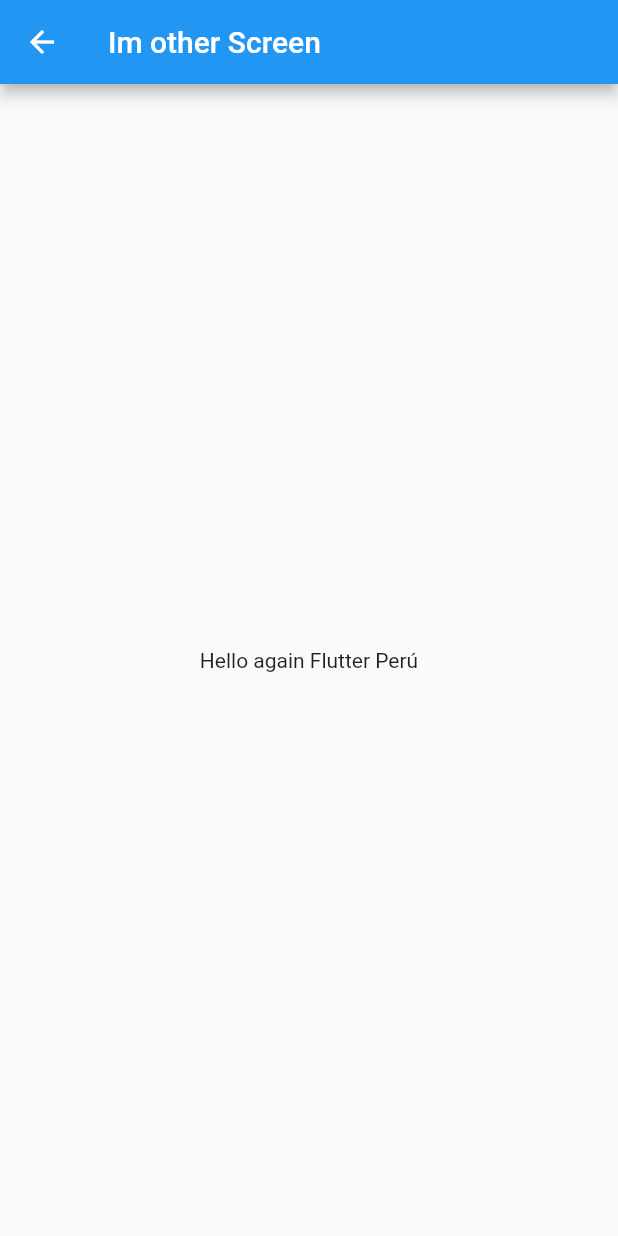
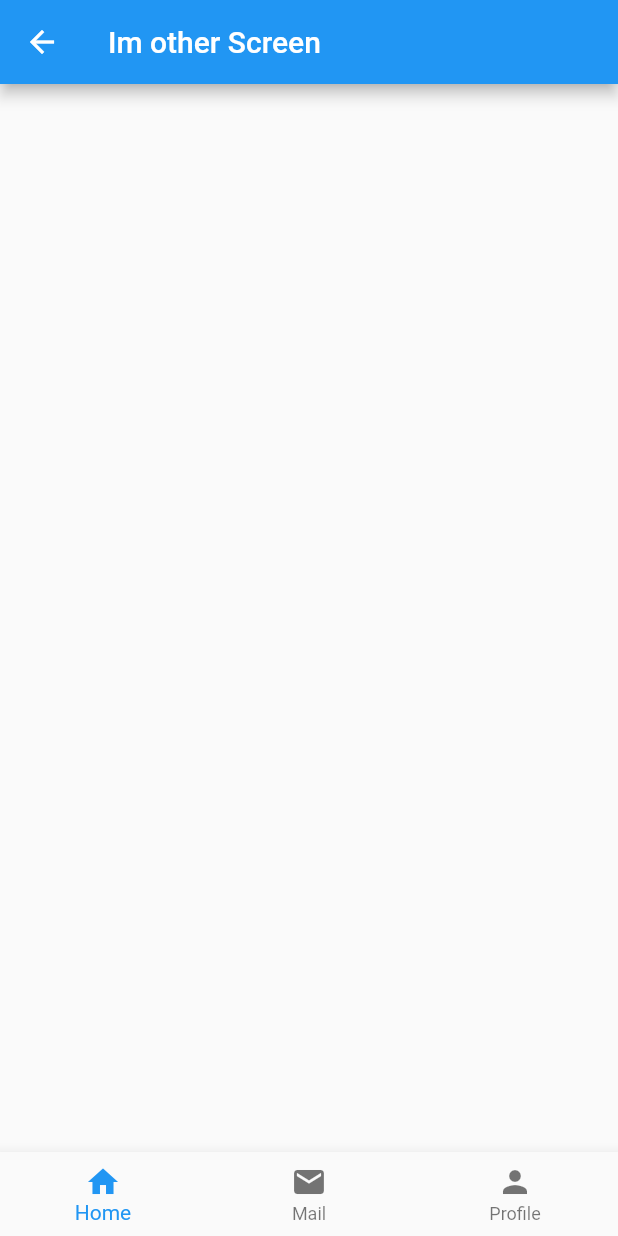
Before and after one commit to xikhspace/HelloWorldFlutter, a Flutter app: the screen it shows after launch, after a tap on the "add" icon, on a phone screen of 412 x 824 dp. Run offline on Flutter 3.47's test engine with Material 2 defaults, Android fonts, the phone set to English and light mode, and no system bars.

Commit message:
feat(detail): extrac detail widget to other file

```diff
--- /dev/null
+++ b/lib/detail_widget.dart
@@ -0,0 +1,46 @@
+import 'package:flutter/material.dart';
+
+class DetailActivityWidget extends StatefulWidget {
+  @override
+  State<StatefulWidget> createState() {
+    return DetailActivityState();
+  }
+}
+
+class DetailActivityState extends State<DetailActivityWidget> {
+  int _currentIndex = 0;
+
+  @override
+  Widget build(BuildContext context) {
+    return Scaffold(
+      appBar: AppBar(
+        title: Text("Im other Screen"),
+      ),
+      bottomNavigationBar: BottomNavigationBar(
+        onTap: onTabTapped,
+        currentIndex: _currentIndex,
+        items: [
+          BottomNavigationBarItem(
+              icon: Icon(Icons.home),
+              title: Text('Home')
+          ),
+          BottomNavigationBarItem(
+              icon: Icon(Icons.mail),
+              title: Text('Mail')
+          ),
+          BottomNavigationBarItem(
+              icon: Icon(Icons.person),
+              title: Text('Profile')
+          )
+        ],
+      ),
+    );
+  }
+
+
+  void onTabTapped(int index) {
+    setState(() {
+      _currentIndex = index;
+    });
+  }
+}
--- a/lib/main.dart
+++ b/lib/main.dart
@@ -1,4 +1,5 @@
 import 'package:flutter/material.dart';
+import 'detail_widget.dart';
 
 void main() => runApp(new MyApp());
 
@@ -15,27 +16,6 @@ class MyApp extends StatelessWidget {
       routes: <String, WidgetBuilder>{
         '/detail': (BuildContext context) => DetailActivityWidget(),
       },
-    );
-  }
-}
-
-class DetailActivityWidget extends StatefulWidget {
-  @override
-  State<StatefulWidget> createState() {
-    return DetailActivityState();
-  }
-}
-
-class DetailActivityState extends State<DetailActivityWidget> {
-  @override
-  Widget build(BuildContext context) {
-    return Scaffold(
-      appBar: AppBar(
-        title: Text("Im other Screen"),
-      ),
-      body: Center(
-        child: Text("Hello again Flutter Perú"),
-      ),
     );
   }
 }
@@ -73,6 +53,7 @@ class MainActivityState extends State<MainActivityWidget> {
       ),
       drawer: Drawer(
           child: ListView(
+        padding: const EdgeInsets.all(0.0),
         shrinkWrap: true,
         children: <Widget>[
           UserAccountsDrawerHeader(
```
